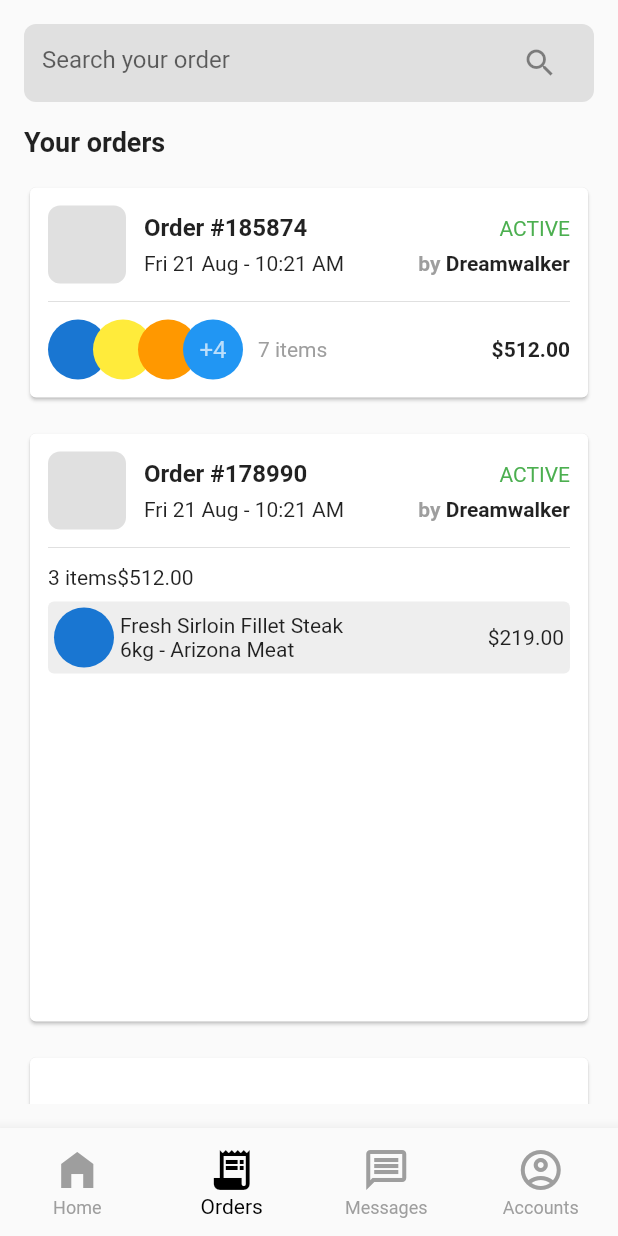
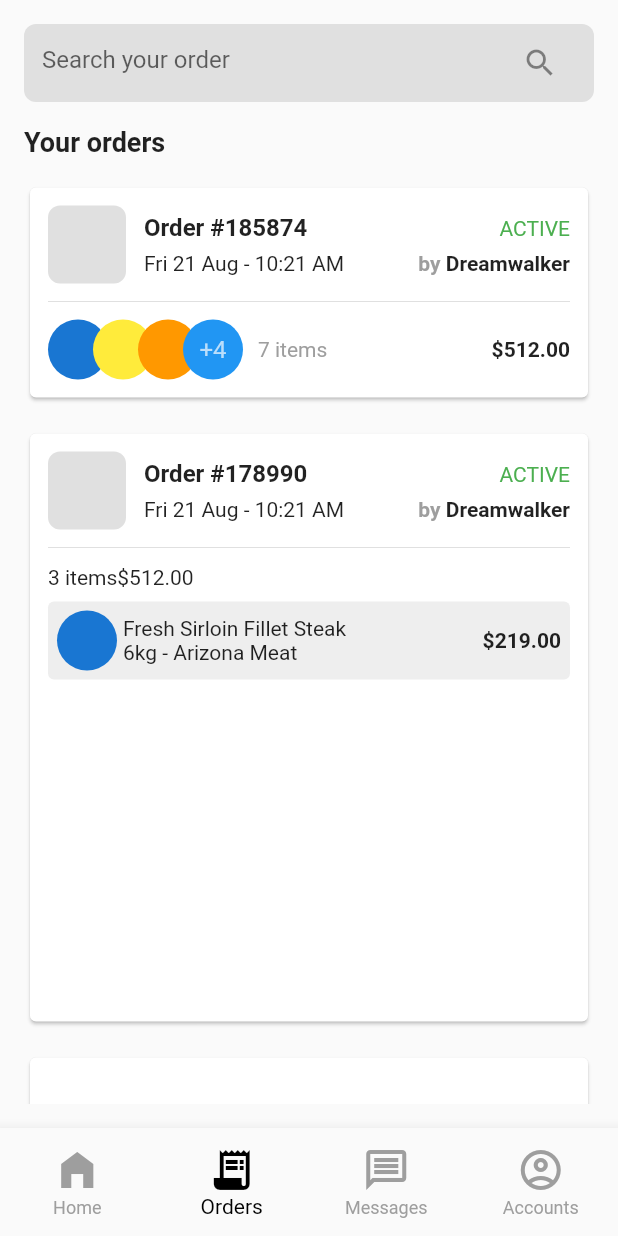
Before and after one commit to JAICHANGPARK/flutter_notebook_chapter_24, a Flutter app: the OrderingMainPage screen opened directly, item 2 of the bottom bar chosen, on a phone screen of 412 x 824 dp. Run offline on Flutter 3.47's test engine with Material 2 defaults, Android fonts, the phone set to English and light mode, and no system bars; our stand-ins replace flutter_riverpod, freezed_annotation, ionicons, percent_indicator; missing offline and left inert: crypto_font_icons; network calls fail.

Commit message:
Update ordering_order_page.dart

```diff
--- a/lib/ep1389_ordering_app/view/ordering_order_page.dart
+++ b/lib/ep1389_ordering_app/view/ordering_order_page.dart
@@ -267,7 +267,7 @@ class _OrderingOrderPageState extends State<OrderingOrderPage> {
                               ],
                             ),
                             Container(
-                              padding: EdgeInsets.all(4),
+                              padding: EdgeInsets.all(6),
                               decoration: BoxDecoration(
                                 color: Colors.grey[200],
                                 borderRadius: BorderRadius.circular(4),
@@ -287,7 +287,12 @@ class _OrderingOrderPageState extends State<OrderingOrderPage> {
                                     ],
                                   ),
                                   Spacer(),
-                                  Text("\$219.00"),
+                                  Text(
+                                    "\$219.00",
+                                    style: TextStyle(
+                                      fontWeight: FontWeight.bold,
+                                    ),
+                                  ),
                                 ],
                               ),
                             )
```
